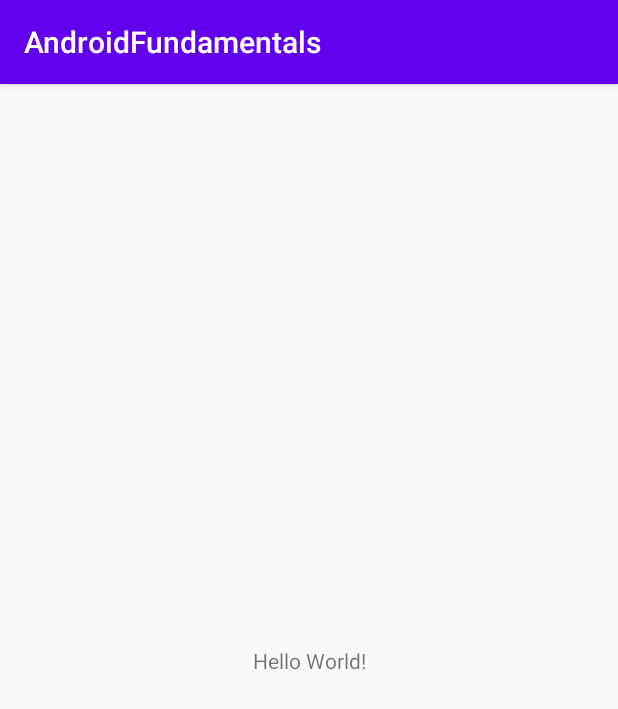
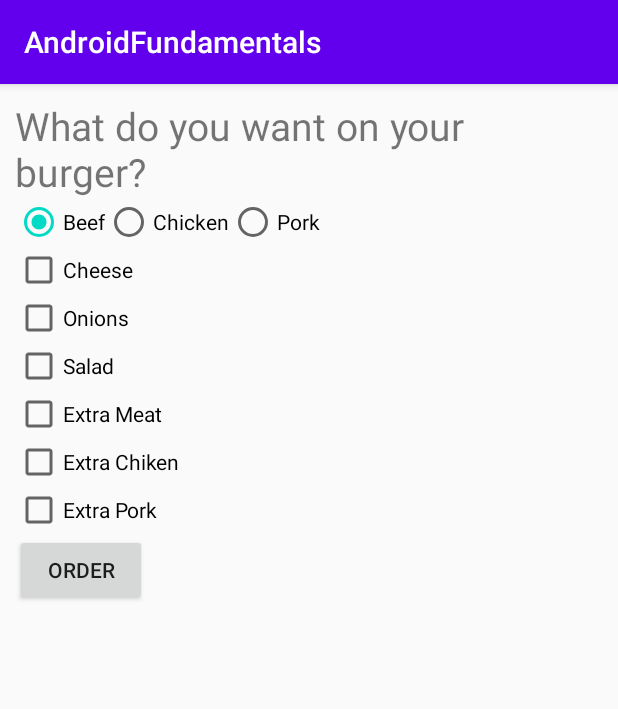
Before and after one commit to vilfrack/AndroidBasic, an Android app: the screen it shows after launch (MainActivity), on a phone screen of 412 x 824 dp. Shown: the top 709 px of the screen. Run offline under Robolectric (Android 15) with nearby library versions, the phone set to English and light mode, and no system bars.

Commit message:
Add Method where add list ingredients

```diff
--- a/app/src/main/java/com/androidfundamentals/MainActivity.kt
+++ b/app/src/main/java/com/androidfundamentals/MainActivity.kt
@@ -3,14 +3,41 @@ package com.androidfundamentals
 import androidx.appcompat.app.AppCompatActivity
 import android.os.Bundle
 import android.util.Log
+import android.widget.RadioButton
+import kotlinx.android.synthetic.main.activity_main.*
 import java.util.*
 import kotlin.math.log
 
 class MainActivity : AppCompatActivity() {
+
+    var ListIngredients = mutableListOf<ModelIngredients>()
+
     override fun onCreate(savedInstanceState: Bundle?) {
         super.onCreate(savedInstanceState)
         setContentView(R.layout.activity_main)
 
+        btnOrder.setOnClickListener {
+            val checkedMeatRadioButtonId = rgMeat.checkedRadioButtonId
+            val meat = findViewById<RadioButton>(checkedMeatRadioButtonId)
+
+            AddListIngredients()
+
+            val orderMessage = Order(ListIngredients).message()
+            Log.i("ModelIngredients", orderMessage )
+
+            val orderString ="You ordered a burger with :\n"+
+                    "${meat.text}"+ "${orderMessage}"
+            tvOrder.text = orderString
+
+        }
+    }
+    fun AddListIngredients(){
+        ListIngredients.add(ModelIngredients().apply { checked = cbCheese.isChecked; name = cbCheese.text.toString()})
+        ListIngredients.add(ModelIngredients().apply { checked = cbOnions.isChecked; name = cbOnions.text.toString()})
+        ListIngredients.add(ModelIngredients().apply { checked = cbSalad.isChecked; name = cbSalad.text.toString()})
+        ListIngredients.add(ModelIngredients().apply { checked = cbExtraMeat.isChecked; name = cbExtraMeat.text.toString()})
+        ListIngredients.add(ModelIngredients().apply { checked = cbExtraChiken.isChecked; name = cbExtraChiken.text.toString()})
+        ListIngredients.add(ModelIngredients().apply { checked = cbExtraPork.isChecked; name = cbExtraPork.text.toString()})
     }
 
 
--- /dev/null
+++ b/app/src/main/java/com/androidfundamentals/ModelIngredients.kt
@@ -0,0 +1,6 @@
+package com.androidfundamentals
+
+class ModelIngredients {
+    var name: String = ""
+    var checked: Boolean = false
+}
--- /dev/null
+++ b/app/src/main/java/com/androidfundamentals/Order.kt
@@ -0,0 +1,19 @@
+package com.androidfundamentals
+
+import android.util.Log
+import kotlinx.android.synthetic.main.activity_main.*
+
+class Order(list:List<ModelIngredients>) {
+
+    val OrderCheckList = list
+    var finalOrder:String = ""
+    fun message():String{
+
+        for (item in OrderCheckList){
+            if (item.checked == true){
+                finalOrder += "\n${item.name}"
+            }
+        }
+        return finalOrder
+    }
+}
--- a/app/src/main/res/layout/activity_main.xml
+++ b/app/src/main/res/layout/activity_main.xml
@@ -4,15 +4,113 @@
     xmlns:tools="http://schemas.android.com/tools"
     android:layout_width="match_parent"
     android:layout_height="match_parent"
+    android:padding="10dp"
     tools:context=".MainActivity">
 
     <TextView
+        android:id="@+id/tvQuestion"
         android:layout_width="wrap_content"
         android:layout_height="wrap_content"
-        android:text="Hello World!"
-        app:layout_constraintBottom_toBottomOf="parent"
-        app:layout_constraintLeft_toLeftOf="parent"
-        app:layout_constraintRight_toRightOf="parent"
+        android:text="What do you want on your burger?"
+        android:textSize="26sp"
+        app:layout_constraintEnd_toEndOf="parent"
+        app:layout_constraintHorizontal_bias="0.5"
+        app:layout_constraintStart_toStartOf="parent"
         app:layout_constraintTop_toTopOf="parent" />
 
+    <RadioGroup
+        android:id="@+id/rgMeat"
+        android:layout_width="wrap_content"
+        android:layout_height="wrap_content"
+        android:orientation="horizontal"
+        app:layout_constraintStart_toStartOf="parent"
+        app:layout_constraintTop_toBottomOf="@+id/tvQuestion">
+
+        <RadioButton
+            android:id="@+id/rbMeet"
+            android:layout_width="wrap_content"
+            android:layout_height="wrap_content"
+            android:checked="true"
+            android:text="Beef" />
+
+        <RadioButton
+            android:id="@+id/rbChicken"
+            android:layout_width="wrap_content"
+            android:layout_height="wrap_content"
+            android:text="Chicken" />
+
+        <RadioButton
+            android:id="@+id/rbPork"
+            android:layout_width="wrap_content"
+            android:layout_height="wrap_content"
+            android:text="Pork" />
+
+    </RadioGroup>
+
+    <CheckBox
+        android:id="@+id/cbCheese"
+        android:layout_width="wrap_content"
+        android:layout_height="wrap_content"
+        android:text="Cheese"
+        app:layout_constraintStart_toStartOf="parent"
+        app:layout_constraintTop_toBottomOf="@+id/rgMeat" />
+
+    <CheckBox
+        android:id="@+id/cbOnions"
+        android:layout_width="wrap_content"
+        android:layout_height="wrap_content"
+        android:text="Onions"
+        app:layout_constraintStart_toStartOf="parent"
+        app:layout_constraintTop_toBottomOf="@+id/cbCheese" />
+
+    <CheckBox
+        android:id="@+id/cbSalad"
+        android:layout_width="wrap_content"
+        android:layout_height="wrap_content"
+        android:text="Salad"
+        app:layout_constraintStart_toStartOf="parent"
+        app:layout_constraintTop_toBottomOf="@+id/cbOnions" />
+
+    <CheckBox
+        android:id="@+id/cbExtraMeat"
+        android:layout_width="wrap_content"
+        android:layout_height="wrap_content"
+        android:text="Extra Meat"
+        app:layout_constraintStart_toStartOf="parent"
+        app:layout_constraintTop_toBottomOf="@+id/cbSalad" />
+
+    <CheckBox
+        android:id="@+id/cbExtraChiken"
+        android:layout_width="wrap_content"
+        android:layout_height="wrap_content"
+        android:text="Extra Chiken"
+        app:layout_constraintStart_toStartOf="parent"
+        app:layout_constraintTop_toBottomOf="@+id/cbExtraMeat" />
+
+    <CheckBox
+        android:id="@+id/cbExtraPork"
+        android:layout_width="wrap_content"
+        android:layout_height="wrap_content"
+        android:text="Extra Pork"
+        app:layout_constraintStart_toStartOf="parent"
+        app:layout_constraintTop_toBottomOf="@+id/cbExtraChiken" />
+
+
+
+    <Button
+        android:id="@+id/btnOrder"
+        android:layout_width="wrap_content"
+        android:layout_height="wrap_content"
+        android:text="Order"
+        app:layout_constraintStart_toStartOf="parent"
+        app:layout_constraintTop_toBottomOf="@+id/cbExtraPork" />
+
+    <TextView
+        android:id="@+id/tvOrder"
+        android:layout_width="wrap_content"
+        android:layout_height="wrap_content"
+        android:textSize="26sp"
+        app:layout_constraintStart_toStartOf="parent"
+        app:layout_constraintTop_toBottomOf="@+id/btnOrder" />
+
 </androidx.constraintlayout.widget.ConstraintLayout>
```
